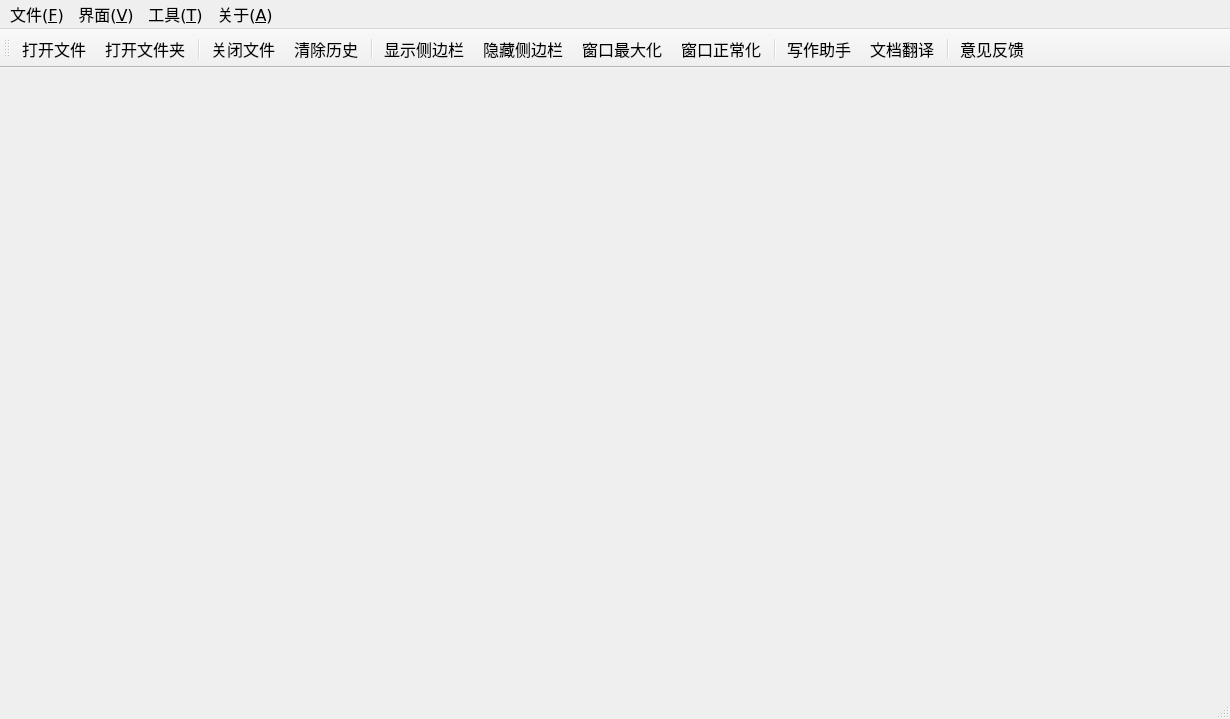
Before: the Qt Designer form modules/main_window_layout.ui in fiveflowers/ghs-translator, drawn with Qt 5.
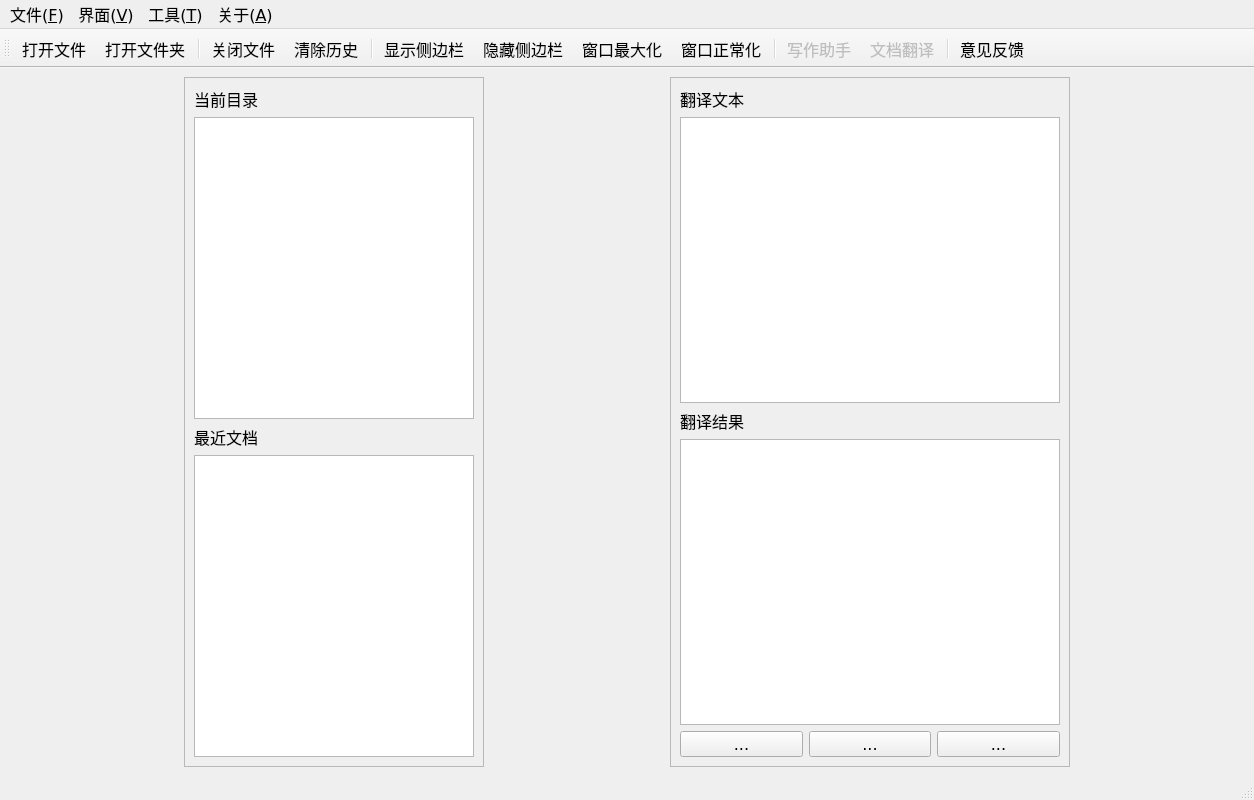
After: the same form once the commit is applied. Icons and pictures are not drawn.

Diff of the .ui file:
```diff
--- a/modules/main_window_layout.ui
+++ b/modules/main_window_layout.ui
@@ -6,10 +6,16 @@
    <rect>
     <x>0</x>
     <y>0</y>
-    <width>1230</width>
-    <height>719</height>
-   </rect>
-  </property>
+             <width>1254</width>
+             <height>800</height>
+         </rect>
+     </property>
+     <property name="minimumSize">
+         <size>
+             <width>1100</width>
+             <height>800</height>
+         </size>
+     </property>
   <property name="font">
    <font>
     <family>DejaVu Sans</family>
@@ -25,14 +31,307 @@
     <height>24</height>
    </size>
   </property>
-  <widget class="QWidget" name="centralwidget"/>
+     <widget class="QWidget" name="centralwidget">
+         <layout class="QGridLayout" name="gridLayout">
+             <item row="0" column="2">
+                 <widget class="QFrame" name="transbar">
+                     <property name="sizePolicy">
+                         <sizepolicy hsizetype="Expanding" vsizetype="Preferred">
+                             <horstretch>1</horstretch>
+                             <verstretch>0</verstretch>
+                         </sizepolicy>
+                     </property>
+                     <property name="maximumSize">
+                         <size>
+                             <width>400</width>
+                             <height>16777215</height>
+                         </size>
+                     </property>
+                     <property name="frameShape">
+                         <enum>QFrame::StyledPanel</enum>
+                     </property>
+                     <property name="frameShadow">
+                         <enum>QFrame::Raised</enum>
+                     </property>
+                     <layout class="QGridLayout" name="gridLayout_3">
+                         <item row="5" column="0">
+                             <layout class="QHBoxLayout" name="horizontalLayout">
+                                 <item>
+                                     <widget class="QToolButton" name="toolButton_font_size_increase">
+                                         <property name="sizePolicy">
+                                             <sizepolicy hsizetype="Preferred" vsizetype="Preferred">
+                                                 <horstretch>0</horstretch>
+                                                 <verstretch>0</verstretch>
+                                             </sizepolicy>
+                                         </property>
+                                         <property name="toolTip">
+                                             <string>增大字体</string>
+                                         </property>
+                                         <property name="text">
+                                             <string>...</string>
+                                         </property>
+                                         <property name="icon">
+                                             <iconset>
+                                                 <normaloff>../resource/images/zoom_in.png</normaloff>
+                                                 ../resource/images/zoom_in.png
+                                             </iconset>
+                                         </property>
+                                         <property name="iconSize">
+                                             <size>
+                                                 <width>36</width>
+                                                 <height>36</height>
+                                             </size>
+                                         </property>
+                                     </widget>
+                                 </item>
+                                 <item>
+                                     <widget class="QToolButton" name="toolButton_font_size_decrease">
+                                         <property name="sizePolicy">
+                                             <sizepolicy hsizetype="Preferred" vsizetype="Preferred">
+                                                 <horstretch>0</horstretch>
+                                                 <verstretch>0</verstretch>
+                                             </sizepolicy>
+                                         </property>
+                                         <property name="toolTip">
+                                             <string>减小字体</string>
+                                         </property>
+                                         <property name="text">
+                                             <string>...</string>
+                                         </property>
+                                         <property name="icon">
+                                             <iconset>
+                                                 <normaloff>../resource/images/zoom_out.png</normaloff>
+                                                 ../resource/images/zoom_out.png
+                                             </iconset>
+                                         </property>
+                                         <property name="iconSize">
+                                             <size>
+                                                 <width>36</width>
+                                                 <height>36</height>
+                                             </size>
+                                         </property>
+                                     </widget>
+                                 </item>
+                                 <item>
+                                     <widget class="QToolButton" name="toolButton_copy">
+                                         <property name="sizePolicy">
+                                             <sizepolicy hsizetype="Preferred" vsizetype="Preferred">
+                                                 <horstretch>0</horstretch>
+                                                 <verstretch>0</verstretch>
+                                             </sizepolicy>
+                                         </property>
+                                         <property name="toolTip">
+                                             <string>复制翻译结果</string>
+                                         </property>
+                                         <property name="text">
+                                             <string>...</string>
+                                         </property>
+                                         <property name="icon">
+                                             <iconset>
+                                                 <normaloff>../resource/images/copy.png</normaloff>
+                                                 ../resource/images/copy.png
+                                             </iconset>
+                                         </property>
+                                         <property name="iconSize">
+                                             <size>
+                                                 <width>36</width>
+                                                 <height>36</height>
+                                             </size>
+                                         </property>
+                                     </widget>
+                                 </item>
+                             </layout>
+                         </item>
+                         <item row="1" column="0">
+                             <widget class="QLabel" name="label_original_text">
+                                 <property name="font">
+                                     <font>
+                                         <pointsize>12</pointsize>
+                                     </font>
+                                 </property>
+                                 <property name="text">
+                                     <string>翻译文本</string>
+                                 </property>
+                             </widget>
+                         </item>
+                         <item row="2" column="0">
+                             <widget class="QPlainTextEdit" name="plainTextEdit_original_text">
+                                 <property name="enabled">
+                                     <bool>true</bool>
+                                 </property>
+                                 <property name="maximumSize">
+                                     <size>
+                                         <width>16777215</width>
+                                         <height>16777215</height>
+                                     </size>
+                                 </property>
+                                 <property name="font">
+                                     <font>
+                                         <pointsize>12</pointsize>
+                                     </font>
+                                 </property>
+                                 <property name="toolTip">
+                                     <string>可自由修改文本，修改后将自动翻译</string>
+                                 </property>
+                                 <property name="plainText">
+                                     <string/>
+                                 </property>
+                                 <property name="centerOnScroll">
+                                     <bool>false</bool>
+                                 </property>
+                             </widget>
+                         </item>
+                         <item row="4" column="0">
+                             <widget class="QPlainTextEdit" name="plainTextEdit_translated_text">
+                                 <property name="maximumSize">
+                                     <size>
+                                         <width>16777215</width>
+                                         <height>16777215</height>
+                                     </size>
+                                 </property>
+                                 <property name="font">
+                                     <font>
+                                         <pointsize>12</pointsize>
+                                     </font>
+                                 </property>
+                                 <property name="toolTip">
+                                     <string>基于谷歌翻译</string>
+                                 </property>
+                                 <property name="plainText">
+                                     <string/>
+                                 </property>
+                             </widget>
+                         </item>
+                         <item row="3" column="0">
+                             <widget class="QLabel" name="label_translated_text">
+                                 <property name="font">
+                                     <font>
+                                         <family>Sans Serif</family>
+                                         <pointsize>12</pointsize>
+                                         <weight>50</weight>
+                                         <bold>false</bold>
+                                     </font>
+                                 </property>
+                                 <property name="text">
+                                     <string>翻译结果</string>
+                                 </property>
+                             </widget>
+                         </item>
+                     </layout>
+                 </widget>
+             </item>
+             <item row="0" column="0">
+                 <widget class="QFrame" name="sidebar">
+                     <property name="sizePolicy">
+                         <sizepolicy hsizetype="Expanding" vsizetype="Preferred">
+                             <horstretch>1</horstretch>
+                             <verstretch>0</verstretch>
+                         </sizepolicy>
+                     </property>
+                     <property name="maximumSize">
+                         <size>
+                             <width>300</width>
+                             <height>16777215</height>
+                         </size>
+                     </property>
+                     <property name="toolTip">
+                         <string>侧边栏，可以通过上方工具栏隐藏</string>
+                     </property>
+                     <property name="frameShape">
+                         <enum>QFrame::StyledPanel</enum>
+                     </property>
+                     <property name="frameShadow">
+                         <enum>QFrame::Raised</enum>
+                     </property>
+                     <layout class="QGridLayout" name="gridLayout_2">
+                         <item row="1" column="0">
+                             <widget class="QListWidget" name="listWidget_files_in_dir">
+                                 <property name="enabled">
+                                     <bool>true</bool>
+                                 </property>
+                                 <property name="maximumSize">
+                                     <size>
+                                         <width>16777215</width>
+                                         <height>16777215</height>
+                                     </size>
+                                 </property>
+                                 <property name="font">
+                                     <font>
+                                         <pointsize>12</pointsize>
+                                     </font>
+                                 </property>
+                             </widget>
+                         </item>
+                         <item row="2" column="0">
+                             <widget class="QLabel" name="label_history">
+                                 <property name="font">
+                                     <font>
+                                         <pointsize>12</pointsize>
+                                     </font>
+                                 </property>
+                                 <property name="text">
+                                     <string>最近文档</string>
+                                 </property>
+                             </widget>
+                         </item>
+                         <item row="0" column="0">
+                             <widget class="QLabel" name="label_folder">
+                                 <property name="font">
+                                     <font>
+                                         <pointsize>12</pointsize>
+                                     </font>
+                                 </property>
+                                 <property name="text">
+                                     <string>当前目录</string>
+                                 </property>
+                             </widget>
+                         </item>
+                         <item row="3" column="0">
+                             <widget class="QListWidget" name="listWidget_history">
+                                 <property name="enabled">
+                                     <bool>true</bool>
+                                 </property>
+                                 <property name="maximumSize">
+                                     <size>
+                                         <width>16777215</width>
+                                         <height>16777215</height>
+                                     </size>
+                                 </property>
+                                 <property name="font">
+                                     <font>
+                                         <pointsize>12</pointsize>
+                                     </font>
+                                 </property>
+                             </widget>
+                         </item>
+                     </layout>
+                 </widget>
+             </item>
+             <item row="0" column="1">
+                 <spacer name="horizontalSpacer">
+                     <property name="orientation">
+                         <enum>Qt::Horizontal</enum>
+                     </property>
+                     <property name="sizeType">
+                         <enum>QSizePolicy::Fixed</enum>
+                     </property>
+                     <property name="sizeHint" stdset="0">
+                         <size>
+                             <width>5</width>
+                             <height>20</height>
+                         </size>
+                     </property>
+                 </spacer>
+             </item>
+         </layout>
+     </widget>
   <widget class="QMenuBar" name="menubar">
    <property name="geometry">
     <rect>
      <x>0</x>
      <y>0</y>
-     <width>1230</width>
-     <height>26</height>
+                 <width>1254</width>
+                 <height>29</height>
     </rect>
    </property>
    <property name="nativeMenuBar">
@@ -194,6 +493,9 @@
    </property>
   </action>
   <action name="action_paper_assistant">
+         <property name="enabled">
+             <bool>false</bool>
+         </property>
    <property name="icon">
     <iconset>
      <normaloff>../resource/images/paper-assistant.ico</normaloff>../resource/images/paper-assistant.ico</iconset>
@@ -203,6 +505,9 @@
    </property>
   </action>
   <action name="action_document_translate">
+         <property name="enabled">
+             <bool>false</bool>
+         </property>
    <property name="icon">
     <iconset>
      <normaloff>../resource/images/file_translate.ico</normaloff>../resource/images/file_translate.ico</iconset>
```
Left out of the diff: 46 changed lines with no effect on the pictures. Lines whose indentation alone changed are shown as unchanged.
